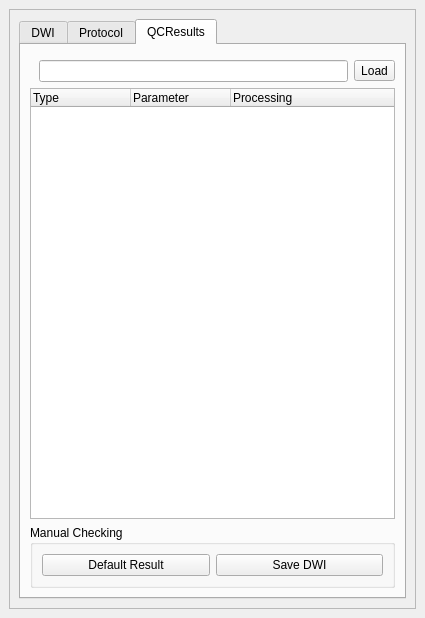
First picture: the form in src/gui/IntensityMotionCheckPanel.ui, repository NIRALUser/DTIPrep, before the edit.
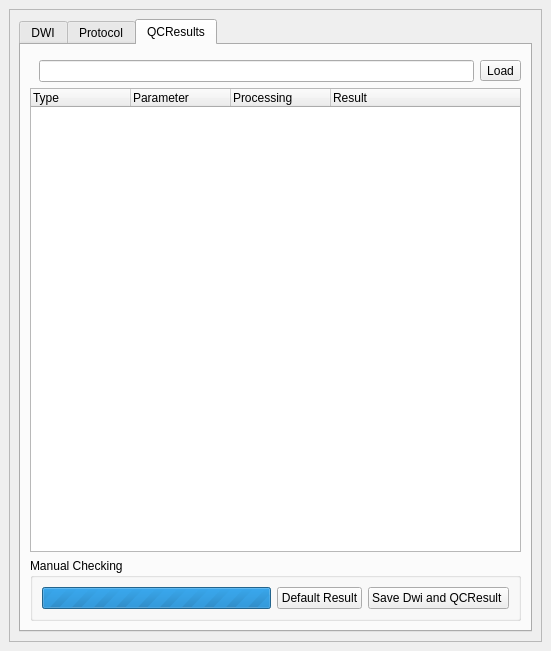
Second picture: the form after the edit. The open tabs and pages were chosen to show the change. Icons and pictures are not drawn.

Commit message: ENH: Generating QCResult.xml withing command line, improving features in the Gui of QCResult, applying Visual Checking Process into the automatic QC.

```diff
--- a/src/gui/IntensityMotionCheckPanel.ui
+++ b/src/gui/IntensityMotionCheckPanel.ui
@@ -6,8 +6,8 @@
    <rect>
     <x>0</x>
     <y>0</y>
-    <width>425</width>
-    <height>618</height>
+    <width>551</width>
+    <height>651</height>
    </rect>
   </property>
   <property name="windowIcon">
@@ -24,6 +24,12 @@
    <layout class="QVBoxLayout" name="verticalLayout">
     <item>
      <widget class="QScrollArea" name="scrollArea">
+      <property name="maximumSize">
+       <size>
+        <width>16777215</width>
+        <height>16777215</height>
+       </size>
+      </property>
       <property name="widgetResizable">
        <bool>true</bool>
       </property>
@@ -32,8 +38,8 @@
         <rect>
          <x>0</x>
          <y>0</y>
-         <width>405</width>
-         <height>573</height>
+         <width>531</width>
+         <height>606</height>
         </rect>
        </property>
        <layout class="QVBoxLayout" name="verticalLayout_4">
@@ -47,7 +53,7 @@
           </property>
           <property name="minimumSize">
            <size>
-            <width>20</width>
+            <width>60</width>
             <height>0</height>
            </size>
           </property>
@@ -1286,14 +1292,41 @@
                 <string>Processing</string>
                </property>
               </column>
+              <column>
+               <property name="text">
+                <string>Result</string>
+               </property>
+              </column>
              </widget>
             </item>
             <item>
              <widget class="QGroupBox" name="groupBox_3">
+              <property name="maximumSize">
+               <size>
+                <width>16777215</width>
+                <height>16777215</height>
+               </size>
+              </property>
               <property name="title">
                <string>Manual Checking</string>
               </property>
               <layout class="QHBoxLayout" name="horizontalLayout">
+               <item>
+                <widget class="QProgressBar" name="f_progressBar">
+                 <property name="sizePolicy">
+                  <sizepolicy hsizetype="Expanding" vsizetype="Fixed">
+                   <horstretch>0</horstretch>
+                   <verstretch>0</verstretch>
+                  </sizepolicy>
+                 </property>
+                 <property name="maximum">
+                  <number>0</number>
+                 </property>
+                 <property name="value">
+                  <number>-1</number>
+                 </property>
+                </widget>
+               </item>
                <item>
                 <widget class="QPushButton" name="pushButton_DefaultQCResult">
                  <property name="text">
@@ -1304,7 +1337,7 @@
                <item>
                 <widget class="QPushButton" name="pushButton_SaveDWIAs">
                  <property name="text">
-                  <string>Save DWI</string>
+                  <string>Save Dwi and QCResult </string>
                  </property>
                 </widget>
                </item>
```
Left out of the diff: 4 changed lines with no effect on the pictures. The commit also changes 26 other files.
